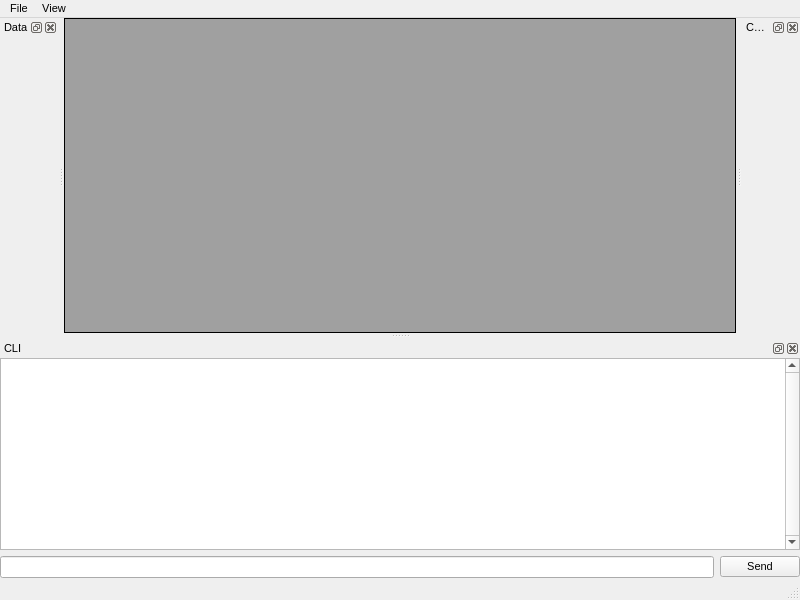
First picture: the form in qt_files/comp_app.ui, repository UBC-Rocket/UBCRocketGroundStation, before the edit.
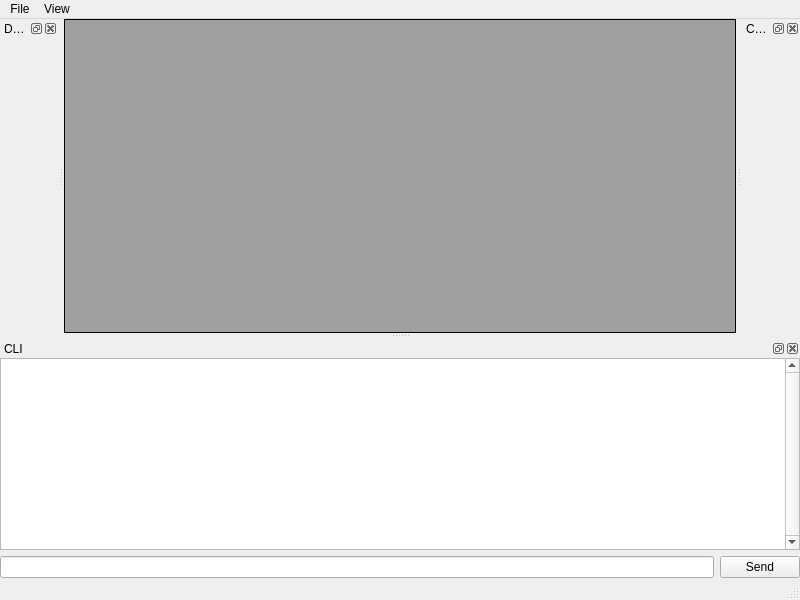
Second picture: the form after the edit.

Commit message: Reverted setting font in .ui files

The edit to the form file:
```diff
--- a/qt_files/comp_app.ui
+++ b/qt_files/comp_app.ui
@@ -10,11 +10,6 @@
     <height>600</height>
    </rect>
   </property>
-  <property name="font">
-   <font>
-    <pointsize>8</pointsize>
-   </font>
-  </property>
   <property name="windowTitle">
    <string>UBC Rocket Ground Station</string>
   </property>
```
The commit also changes 1 other file.
